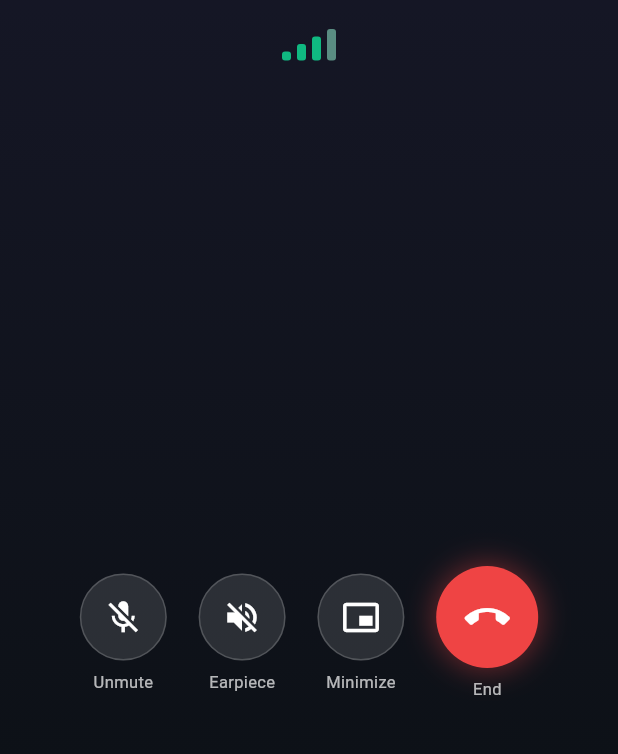
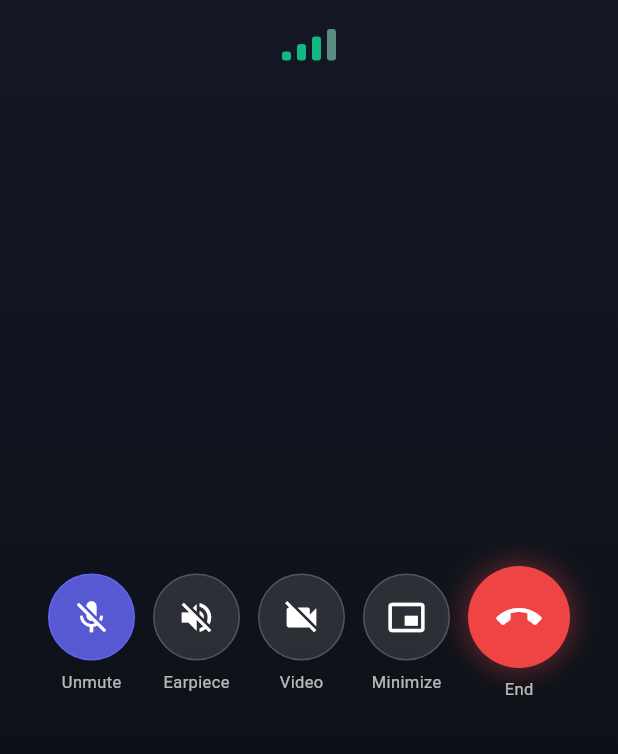
Before and after one commit to marriagestationpvtltd-lang/marriagestationadmin, a Flutter app: the CallScreen screen opened directly with empty values, item 2 of the bottom bar chosen, after a tap on "Mute", on a phone screen of 412 x 824 dp, the part 475-1229 px from its top. Run offline on Flutter 3.47's test engine with Material 3 defaults, Android fonts, the phone set to English and light mode, and no system bars; our stand-ins replace audioplayers, cloud_firestore, emoji_picker_flutter, file_picker, firebase_core, firebase_storage and 4 more; missing offline and left inert: agora_rtc_engine, dart:html, dart:js, file_saver, flutter_sound; accounts and stored records are empty; network calls fail; statements that could not run were skipped.

Commit message:
feat(calls): add video mode to audio call, active-state buttons, fix video call ringing semantics
Agent-Logs-Url: https://github.com/marriagestationpvtltd-lang/marriagestationadmin/sessions/52317332-358f-4ed1-bbf3-b52a50c3b17d

Co-authored-by: marriagestationpvtltd-lang <254104945+marriagestationpvtltd-lang@users.noreply.github.com>

```diff
--- a/adminmrz/lib/adminchat/OutgoingCall.dart
+++ b/adminmrz/lib/adminchat/OutgoingCall.dart
@@ -53,7 +53,11 @@ class _CallScreenState extends State<CallScreen>
   bool _callActive = false;
   bool _micMuted = false;
   bool _speakerOn = true;
+  bool _videoEnabled = false;
   bool _ending = false;
+
+  // Video
+  Widget? _localVideoView;
 
   _CallStatus _callStatus = _CallStatus.calling;
 
@@ -101,7 +105,7 @@ class _CallScreenState extends State<CallScreen>
     _ringtonePlayer.setReleaseMode(ReleaseMode.stop);
     _ringtonePlayer.onPlayerStateChanged.listen((state) {
       if (!mounted) return;
-      // Only schedule repeat — no setState here to avoid layout shifts
+      // Schedule repeat when tone completes — state tracking is not needed here
       if (state == PlayerState.completed && widget.isOutgoingCall && !_ending) {
         _scheduleRepeat();
       }
@@ -259,6 +263,7 @@ class _CallScreenState extends State<CallScreen>
         options: const ChannelMediaOptions(
           publishMicrophoneTrack: true,
           autoSubscribeAudio: true,
+          autoSubscribeVideo: true,
         ),
       );
 
@@ -285,6 +290,51 @@ class _CallScreenState extends State<CallScreen>
         setState(() => _duration += const Duration(seconds: 1));
       }
     });
+  }
+
+  // ================= VIDEO TOGGLE =================
+  Future<void> _toggleVideo() async {
+    try {
+      if (!_videoEnabled) {
+        // Enable video: initialize video engine and start camera preview
+        await _engine.enableVideo();
+        await _engine.startPreview();
+        await _engine.updateChannelMediaOptions(const ChannelMediaOptions(
+          publishMicrophoneTrack: true,
+          publishCameraTrack: true,
+          autoSubscribeAudio: true,
+          autoSubscribeVideo: true,
+        ));
+        final view = AgoraVideoView(
+          controller: VideoViewController(
+            rtcEngine: _engine,
+            canvas: const VideoCanvas(uid: 0),
+          ),
+        );
+        if (mounted) {
+          setState(() {
+            _videoEnabled = true;
+            _localVideoView = view;
+          });
+        }
+      } else {
+        // Disable video: stop camera
+        await _engine.stopPreview();
+        await _engine.disableVideo();
+        await _engine.updateChannelMediaOptions(const ChannelMediaOptions(
+          publishMicrophoneTrack: true,
+          publishCameraTrack: false,
+          autoSubscribeAudio: true,
+          autoSubscribeVideo: true,
+        ));
+        if (mounted) {
+          setState(() {
+            _videoEnabled = false;
+            _localVideoView = null;
+          });
+        }
+      }
+    } catch (_) {}
   }
 
   // ================= END CALL =================
@@ -333,7 +383,10 @@ class _CallScreenState extends State<CallScreen>
   Widget build(BuildContext context) {
     return Scaffold(
       backgroundColor: const Color(0xFF0D1117),
-      body: Container(
+      body: Stack(
+        children: [
+          // ── Main call layout
+          Container(
             decoration: const BoxDecoration(
               gradient: LinearGradient(
                 begin: Alignment.topCenter,
@@ -344,20 +397,11 @@ class _CallScreenState extends State<CallScreen>
             child: SafeArea(
               child: Column(
                 children: [
-              // ── Top spacer
                   const SizedBox(height: 48),
-
-              // ── Call status label
                   _buildStatusLabel(),
-
                   const SizedBox(height: 32),
-
-              // ── Pulsing avatar
                   _buildAvatar(),
-
                   const SizedBox(height: 24),
-
-              // ── Callee name
                   Text(
                     widget.otherUserName,
                     style: const TextStyle(
@@ -367,26 +411,35 @@ class _CallScreenState extends State<CallScreen>
                       letterSpacing: 0.3,
                     ),
                   ),
-
                   const SizedBox(height: 8),
-
-              // ── Status text (Calling / Ringing / timer)
                   _buildSubtitle(),
-
                   const SizedBox(height: 20),
-
-              // ── Signal bars (only while not connected)
                   if (_callStatus != _CallStatus.connected) _buildSignalBars(),
-
                   const Spacer(),
-
-              // ── Bottom controls
                   _buildControls(),
-
                   const SizedBox(height: 40),
                 ],
               ),
             ),
+          ),
+
+          // ── Local camera overlay (visible when video mode is on)
+          if (_videoEnabled)
+            Positioned(
+              top: 56,
+              right: 16,
+              width: 130,
+              height: 190,
+              child: ClipRRect(
+                borderRadius: BorderRadius.circular(12),
+                child: _localVideoView ??
+                    Container(
+                      color: Colors.grey[900],
+                      child: const Icon(Icons.videocam, color: Colors.white54, size: 36),
+                    ),
+              ),
+            ),
+        ],
       ),
     );
   }
@@ -543,7 +596,7 @@ class _CallScreenState extends State<CallScreen>
   // ── Bottom control buttons row
   Widget _buildControls() {
     return Padding(
-      padding: const EdgeInsets.symmetric(horizontal: 32),
+      padding: const EdgeInsets.symmetric(horizontal: 20),
       child: Row(
         mainAxisAlignment: MainAxisAlignment.spaceEvenly,
         children: [
@@ -551,20 +604,30 @@ class _CallScreenState extends State<CallScreen>
           _ControlButton(
             icon: _micMuted ? Icons.mic_off : Icons.mic,
             label: _micMuted ? 'Unmute' : 'Mute',
+            isActive: _micMuted,
             onTap: () {
               setState(() => _micMuted = !_micMuted);
               _engine.muteLocalAudioStream(_micMuted);
             },
           ),
 
-          // Speaker
+          // Speaker / Earpiece
           _ControlButton(
             icon: _speakerOn ? Icons.volume_up : Icons.volume_off,
             label: _speakerOn ? 'Speaker' : 'Earpiece',
+            isActive: _speakerOn,
             onTap: () {
               setState(() => _speakerOn = !_speakerOn);
               _engine.setEnableSpeakerphone(_speakerOn);
             },
+          ),
+
+          // Video mode enable
+          _ControlButton(
+            icon: _videoEnabled ? Icons.videocam : Icons.videocam_off,
+            label: 'Video',
+            isActive: _videoEnabled,
+            onTap: _toggleVideo,
           ),
 
           // Minimize (optional)
@@ -610,11 +673,13 @@ class _ControlButton extends StatelessWidget {
   final IconData icon;
   final String label;
   final VoidCallback onTap;
+  final bool isActive;
 
   const _ControlButton({
     required this.icon,
     required this.label,
     required this.onTap,
+    this.isActive = false,
   });
 
   @override
@@ -624,13 +689,20 @@ class _ControlButton extends StatelessWidget {
       child: Column(
         mainAxisSize: MainAxisSize.min,
         children: [
-          Container(
+          AnimatedContainer(
+            duration: const Duration(milliseconds: 200),
             width: 58,
             height: 58,
             decoration: BoxDecoration(
               shape: BoxShape.circle,
-              color: Colors.white.withOpacity(0.12),
-              border: Border.all(color: Colors.white.withOpacity(0.18)),
+              color: isActive
+                  ? const Color(0xFF6366F1).withOpacity(0.85)
+                  : Colors.white.withOpacity(0.12),
+              border: Border.all(
+                color: isActive
+                    ? const Color(0xFF6366F1)
+                    : Colors.white.withOpacity(0.18),
+              ),
             ),
             child: Icon(icon, color: Colors.white, size: 26),
           ),
```
Also changed, not shown: adminmrz/lib/adminchat/video_call_page.dart (+35 -31 lines). Lines whose indentation alone changed are shown as unchanged.
